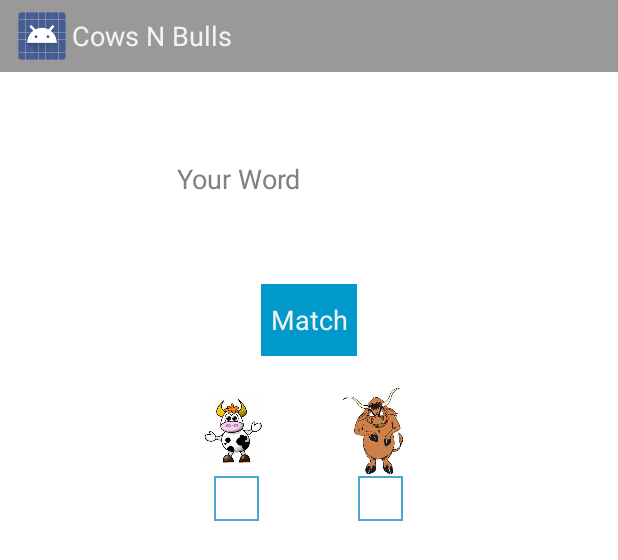
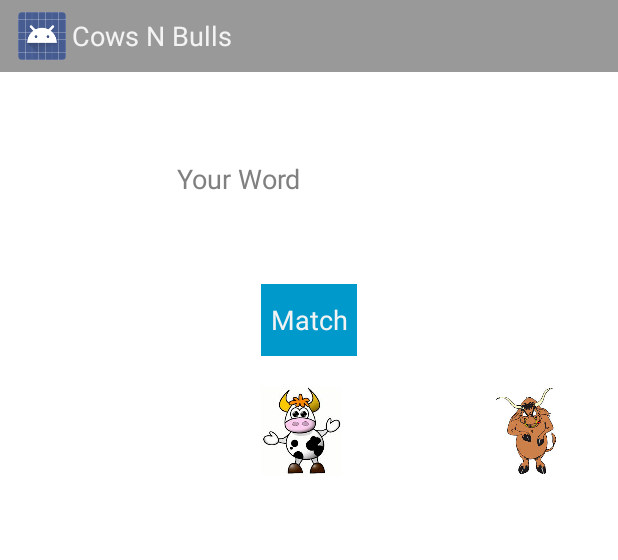
Before and after one commit to intellect-mind/CowsNBulls, an Android app: the layout game_page_activity.xml on its own in the app's theme, with its tools: preview values and no code run, on a phone screen of 412 x 824 dp. Shown: the top 560 px of the screen. Run offline under Robolectric (Android 15) with nearby library versions, the phone set to English and light mode, and no system bars.

Commit message:
Updated transition from start page to game page

```diff
--- a/app/src/main/AndroidManifest.xml
+++ b/app/src/main/AndroidManifest.xml
@@ -18,6 +18,7 @@
                 <category android:name="android.intent.category.LAUNCHER" />
             </intent-filter>
         </activity>
+        <activity android:name=".activity.GamePageActivity" />
     </application>
 
 </manifest>
--- a/app/src/main/res/layout/activity_start_game.xml
+++ b/app/src/main/res/layout/activity_start_game.xml
@@ -21,8 +21,7 @@
 
             <Button android:id="@+id/start_game" style="?metaButtonBarButtonStyle"
                 android:layout_width="0dp" android:layout_height="wrap_content"
-                android:layout_weight="1" android:text="@string/start_game"
-                android:onClick="showGamePageActivity"/>
+                android:layout_weight="1" android:text="@string/start_game"/>
 
         </LinearLayout>
         <ImageView
--- a/app/src/main/res/layout/game_page_activity.xml
+++ b/app/src/main/res/layout/game_page_activity.xml
@@ -2,18 +2,6 @@
     xmlns:tools="http://schemas.android.com/tools" android:layout_width="match_parent"
     android:layout_height="match_parent" android:background="@color/white"
     tools:context=".FullscreenActivity">
-
-    <!-- The primary full-screen view. This can be replaced with whatever view
-         is needed to present your content, e.g. VideoView, SurfaceView,
-         TextureView, etc. -->
-    <!--
-    <TextView android:id="@+id/fullscreen_content" android:layout_width="match_parent"
-        android:layout_height="match_parent" android:keepScreenOn="true" android:textColor="#33b5e5"
-        android:textStyle="bold" android:textSize="50sp" android:gravity="center"
-        android:text="@string/App_Details" />
-    -->
-    <!-- This FrameLayout insets its children based on system windows using
-         android:fitsSystemWindows. -->
 
     <LinearLayout xmlns:android="http://schemas.android.com/apk/res/android"
         xmlns:tools="http://schemas.android.com/tools"
@@ -44,7 +32,7 @@
 
         <LinearLayout xmlns:android="http://schemas.android.com/apk/res/android"
             xmlns:tools="http://schemas.android.com/tools"
-            android:id="@+id/result_layout"
+            android:id="@+id/image_layout"
             android:layout_width="299dp"
             android:layout_height="match_parent"
             android:orientation="horizontal"
@@ -52,14 +40,6 @@
             android:layout_marginTop="20dp"
             android:layout_marginLeft="15dp"
             android:weightSum="1">
-
-            <LinearLayout
-                android:id="@+id/cowResultLayout"
-                android:layout_width="81dp"
-                android:orientation="vertical"
-                android:layout_height="wrap_content"
-                android:layout_weight="0.07">
-
 
             <ImageView
                 android:id="@+id/cowImage"
@@ -69,27 +49,6 @@
                 android:src="@mipmap/cow"
                 android:layout_marginLeft="0dp"/>
 
-                <TextView
-                    android:id="@+id/cows"
-                    android:layout_width="30dip"
-                    android:layout_height="30dip"
-                    android:background="@drawable/border"
-                    android:paddingTop="7dp"
-                    android:paddingLeft="8dp"
-                    android:textColor="@color/black"
-                    android:layout_marginLeft="7dp" />
-
-
-                </LinearLayout>
-
-            <LinearLayout
-                android:id="@+id/bullResultLayout"
-                android:layout_width="wrap_content"
-                android:layout_height="wrap_content"
-                android:orientation="vertical"
-                android:layout_weight="0.21">
-
-
             <ImageView
                 android:id="@+id/bullImage"
                 android:layout_width="40dp"
@@ -98,39 +57,42 @@
                 android:src="@mipmap/bull"
                 android:layout_marginLeft="0dp"/>
 
+        </LinearLayout>
+
+        <ScrollView
+            android:layout_width="fill_parent"
+            android:layout_height="fill_parent"
+            android:scrollbars="none"
+            android:layout_weight="1">
+
+            <TableLayout xmlns:android="http://schemas.android.com/apk/res/android"
+                android:id="@+id/result_layout"
+                android:layout_width="fill_parent"
+                android:layout_height="fill_parent" >
+
+                <TableRow
+                    android:id="@+id/resultRow1"
+                    android:layout_width="wrap_content"
+                    android:layout_height="wrap_content">
+
+                    <TextView
+                        android:id="@+id/guess_word"
+                        android:textAppearance="?android:attr/textAppearanceLarge" />
+
+                    <TextView
+                        android:id="@+id/cows"
+                        android:textAppearance="?android:attr/textAppearanceLarge" />
+
                     <TextView
                         android:id="@+id/bulls"
-                    android:paddingTop="7dp"
-                    android:paddingLeft="8dp"
-                    android:textColor="@color/black"
-                    android:layout_width="30dip"
-                    android:layout_height="30dip"
-                    android:background="@drawable/border"
-                    android:layout_marginLeft="10dp" />
+                        android:textAppearance="?android:attr/textAppearanceLarge" />
+
+                </TableRow>
+
+            </TableLayout>
+
+        </ScrollView>
 
     </LinearLayout>
 
-
-        </LinearLayout>
-
-    </LinearLayout>
-
-    <!--
-    <FrameLayout android:layout_width="match_parent" android:layout_height="match_parent"
-        android:fitsSystemWindows="true">
-
-        <LinearLayout android:id="@+id/fullscreen_content_controls" style="?metaButtonBarStyle"
-            android:layout_width="match_parent" android:layout_height="wrap_content"
-            android:layout_gravity="bottom|center_horizontal"
-            android:background="@color/black_overlay" android:orientation="horizontal"
-            tools:ignore="UselessParent">
-
-
-            <Button android:id="@+id/dummy_button" style="?metaButtonBarButtonStyle"
-            android:layout_width="0dp" android:layout_height="wrap_content"
-                android:layout_weight="1" android:text="@string/dummy_button" />
-
-        </LinearLayout>
 </FrameLayout>
-    -->
-</FrameLayout>
```
Also changed, not shown: app/src/main/java/com/intellectminds/cowsnbulls/activity/GamePageActivity.java (+37 -2 lines), app/src/main/java/com/intellectminds/cowsnbulls/activity/StartGameActivity.java (+12 -11 lines). Lines whose indentation alone changed are shown as unchanged.
